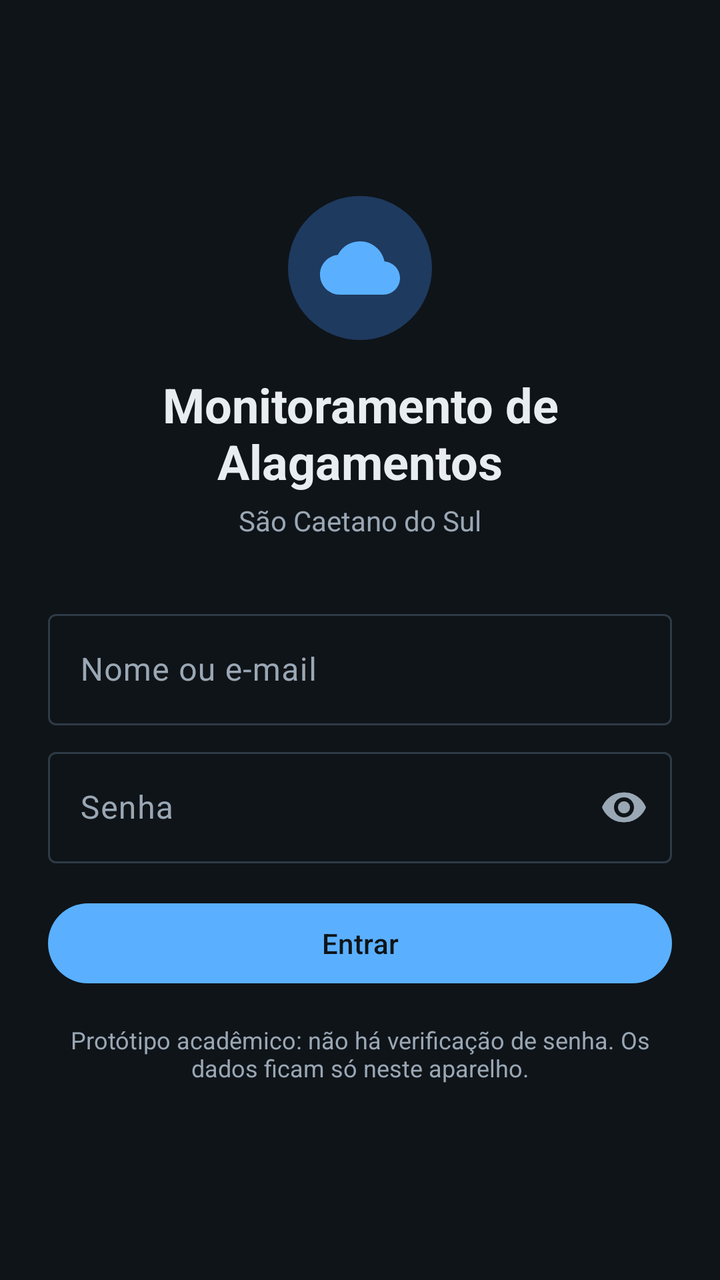
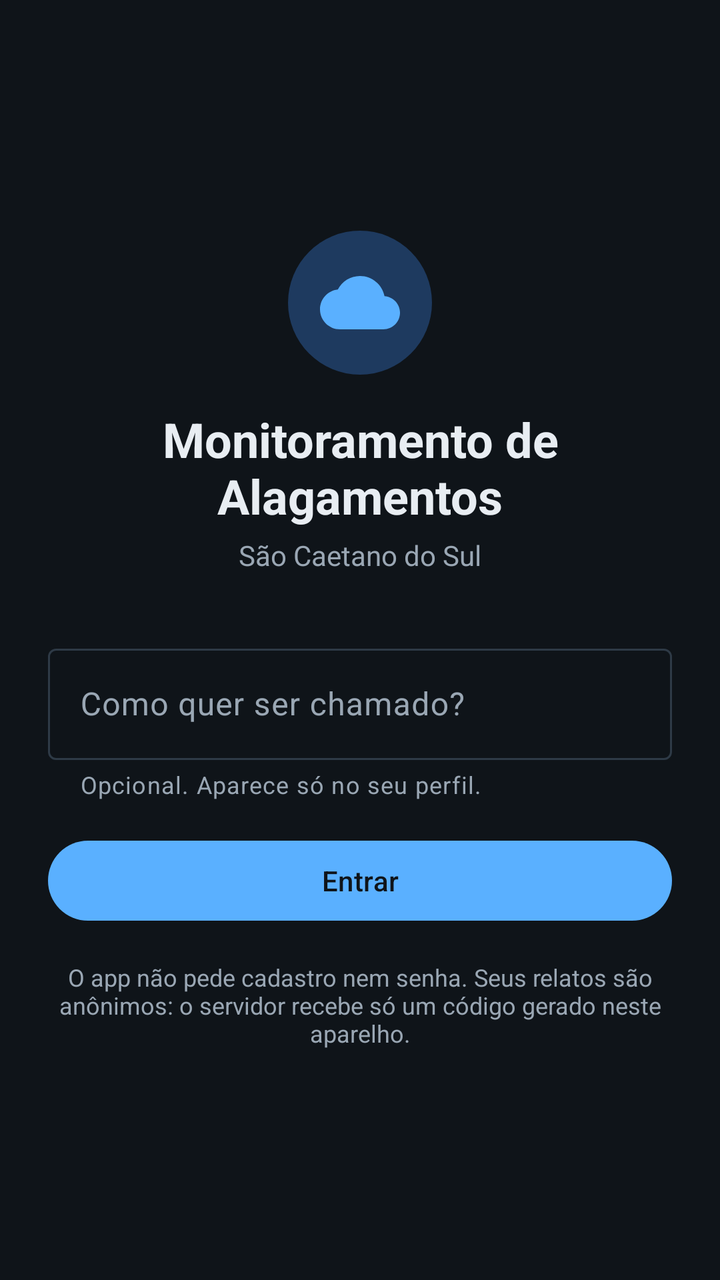

Before-and-after screenshots of an Android layout around one commit, followed by the original layout XML and the change that was made.
<!-- AndroidManifest.xml: application theme Theme.Alagamentos -->
<!-- res/layout/activity_login.xml -->
<?xml version="1.0" encoding="utf-8"?>
<ScrollView xmlns:android="http://schemas.android.com/apk/res/android"
    xmlns:app="http://schemas.android.com/apk/res-auto"
    android:layout_width="match_parent"
    android:layout_height="match_parent"
    android:background="@color/bg_dark"
    android:fillViewport="true"
    android:fitsSystemWindows="true">

    <LinearLayout
        android:layout_width="match_parent"
        android:layout_height="wrap_content"
        android:gravity="center_vertical"
        android:orientation="vertical"
        android:padding="24dp">

        <ImageView
            android:layout_width="72dp"
            android:layout_height="72dp"
            android:layout_gravity="center_horizontal"
            android:background="@drawable/bg_avatar"
            android:importantForAccessibility="no"
            android:padding="16dp"
            android:src="@drawable/ic_previsao"
            app:tint="@color/accent" />

        <TextView
            android:layout_width="match_parent"
            android:layout_height="wrap_content"
            android:layout_marginTop="16dp"
            android:gravity="center"
            android:text="@string/login_titulo"
            android:textColor="@color/text_primary"
            android:textSize="24sp"
            android:textStyle="bold" />

        <TextView
            android:layout_width="match_parent"
            android:layout_height="wrap_content"
            android:layout_marginTop="4dp"
            android:gravity="center"
            android:text="@string/login_subtitulo"
            android:textColor="@color/text_secondary"
            android:textSize="14sp" />

        <com.google.android.material.textfield.TextInputLayout
            android:id="@+id/til_login_usuario"
            style="@style/Widget.Material3.TextInputLayout.OutlinedBox"
            android:layout_width="match_parent"
            android:layout_height="wrap_content"
            android:layout_marginTop="32dp"
            android:hint="@string/login_usuario">

            <com.google.android.material.textfield.TextInputEditText
                android:id="@+id/edt_login_usuario"
                android:layout_width="match_parent"
                android:layout_height="wrap_content"
                android:imeOptions="actionNext"
                android:inputType="textEmailAddress" />
        </com.google.android.material.textfield.TextInputLayout>

        <com.google.android.material.textfield.TextInputLayout
            android:id="@+id/til_login_senha"
            style="@style/Widget.Material3.TextInputLayout.OutlinedBox"
            android:layout_width="match_parent"
            android:layout_height="wrap_content"
            android:layout_marginTop="8dp"
            android:hint="@string/login_senha"
            app:endIconMode="password_toggle">

            <com.google.android.material.textfield.TextInputEditText
                android:id="@+id/edt_login_senha"
                android:layout_width="match_parent"
                android:layout_height="wrap_content"
                android:imeOptions="actionDone"
                android:inputType="textPassword" />
        </com.google.android.material.textfield.TextInputLayout>

        <com.google.android.material.button.MaterialButton
            android:id="@+id/btn_entrar"
            android:layout_width="match_parent"
            android:layout_height="wrap_content"
            android:layout_marginTop="16dp"
            android:text="@string/login_entrar" />

        <TextView
            android:layout_width="match_parent"
            android:layout_height="wrap_content"
            android:layout_marginTop="16dp"
            android:gravity="center"
            android:text="@string/login_aviso_prototipo"
            android:textColor="@color/text_secondary"
            android:textSize="12sp" />
    </LinearLayout>
</ScrollView>
<!-- resources referenced by this layout -->
<resources>
  <color name="accent">#5AB0FF</color>
  <color name="bg_dark">#0F1419</color>
  <color name="text_primary">#E8EDF2</color>
  <color name="text_secondary">#9AA7B4</color>
  <!-- drawable bg_avatar (drawable) -->
  <?xml version="1.0" encoding="utf-8"?>
  <shape xmlns:android="http://schemas.android.com/apk/res/android"
      android:shape="oval">
      <solid android:color="#1E3A5F" />
  </shape>
  <!-- drawable ic_previsao (drawable) -->
  <vector xmlns:android="http://schemas.android.com/apk/res/android"
      android:width="24dp"
      android:height="24dp"
      android:viewportWidth="24"
      android:viewportHeight="24">
      <path
          android:fillColor="@color/white"
          android:pathData="M19.35,10.04C18.67,6.59 15.64,4 12,4 9.11,4 6.6,5.64 5.35,8.04 2.34,8.36 0,10.91 0,14c0,3.31 2.69,6 6,6h13c2.76,0 5,-2.24 5,-5 0,-2.64 -2.05,-4.78 -4.65,-4.96z" />
  </vector>
  <string name="login_aviso_prototipo">Protótipo acadêmico: não há verificação de senha. Os dados ficam só neste aparelho.</string>
  <string name="login_entrar">Entrar</string>
  <string name="login_senha">Senha</string>
  <string name="login_subtitulo">São Caetano do Sul</string>
  <string name="login_titulo">Monitoramento de Alagamentos</string>
  <string name="login_usuario">Nome ou e-mail</string>
  <style name="Theme.Alagamentos" parent="Theme.Material3.Dark.NoActionBar">
          <item name="colorPrimary">@color/accent</item>
          <item name="colorOnPrimary">@color/on_accent</item>
          <item name="colorSecondary">@color/accent</item>
          <item name="colorOnSecondary">@color/on_accent</item>
  
          <item name="android:colorBackground">@color/bg_dark</item>
          <item name="colorSurface">@color/surface</item>
          <item name="colorSurfaceVariant">@color/surface_variant</item>
          <item name="colorOnBackground">@color/text_primary</item>
          <item name="colorOnSurface">@color/text_primary</item>
          <item name="colorOnSurfaceVariant">@color/text_secondary</item>
          <item name="colorOutline">@color/divider</item>
  
          <item name="colorSecondaryContainer">#1E3A5F</item>
          <item name="colorOnSecondaryContainer">@color/accent</item>
  
          <item name="android:statusBarColor">@color/bg_dark</item>
          <item name="android:navigationBarColor">@color/bg_dark</item>
      </style>
  <color name="white">#FFFFFFFF</color>
  <color name="on_accent">#0F1419</color>
  <color name="surface">#1A2129</color>
  <color name="surface_variant">#242D37</color>
  <color name="divider">#2E3A46</color>
</resources>

<!-- the commit's change to res/layout/activity_login.xml (unified diff, before → after) -->
@@ -49,31 +49,15 @@
             android:layout_width="match_parent"
             android:layout_height="wrap_content"
             android:layout_marginTop="32dp"
-            android:hint="@string/login_usuario">
+            android:hint="@string/login_usuario"
+            app:helperText="@string/login_usuario_ajuda">
 
             <com.google.android.material.textfield.TextInputEditText
                 android:id="@+id/edt_login_usuario"
                 android:layout_width="match_parent"
                 android:layout_height="wrap_content"
-                android:imeOptions="actionNext"
-                android:inputType="textEmailAddress" />
-        </com.google.android.material.textfield.TextInputLayout>
-
-        <com.google.android.material.textfield.TextInputLayout
-            android:id="@+id/til_login_senha"
-            style="@style/Widget.Material3.TextInputLayout.OutlinedBox"
-            android:layout_width="match_parent"
-            android:layout_height="wrap_content"
-            android:layout_marginTop="8dp"
-            android:hint="@string/login_senha"
-            app:endIconMode="password_toggle">
-
-            <com.google.android.material.textfield.TextInputEditText
-                android:id="@+id/edt_login_senha"
-                android:layout_width="match_parent"
-                android:layout_height="wrap_content"
                 android:imeOptions="actionDone"
-                android:inputType="textPassword" />
+                android:inputType="textPersonName|textCapWords" />
         </com.google.android.material.textfield.TextInputLayout>
 
         <com.google.android.material.button.MaterialButton
<!-- resource entries referenced after the edit -->
@@ -20,12 +20,12 @@
           android:fillColor="@color/white"
           android:pathData="M19.35,10.04C18.67,6.59 15.64,4 12,4 9.11,4 6.6,5.64 5.35,8.04 2.34,8.36 0,10.91 0,14c0,3.31 2.69,6 6,6h13c2.76,0 5,-2.24 5,-5 0,-2.64 -2.05,-4.78 -4.65,-4.96z" />
   </vector>
-  <string name="login_aviso_prototipo">Protótipo acadêmico: não há verificação de senha. Os dados ficam só neste aparelho.</string>
+  <string name="login_aviso_prototipo">O app não pede cadastro nem senha. Seus relatos são anônimos: o servidor recebe só um código gerado neste aparelho.</string>
   <string name="login_entrar">Entrar</string>
-  <string name="login_senha">Senha</string>
   <string name="login_subtitulo">São Caetano do Sul</string>
   <string name="login_titulo">Monitoramento de Alagamentos</string>
-  <string name="login_usuario">Nome ou e-mail</string>
+  <string name="login_usuario">Como quer ser chamado?</string>
+  <string name="login_usuario_ajuda">Opcional. Aparece só no seu perfil.</string>
   <style name="Theme.Alagamentos" parent="Theme.Material3.Dark.NoActionBar">
           <item name="colorPrimary">@color/accent</item>
           <item name="colorOnPrimary">@color/on_accent</item>
